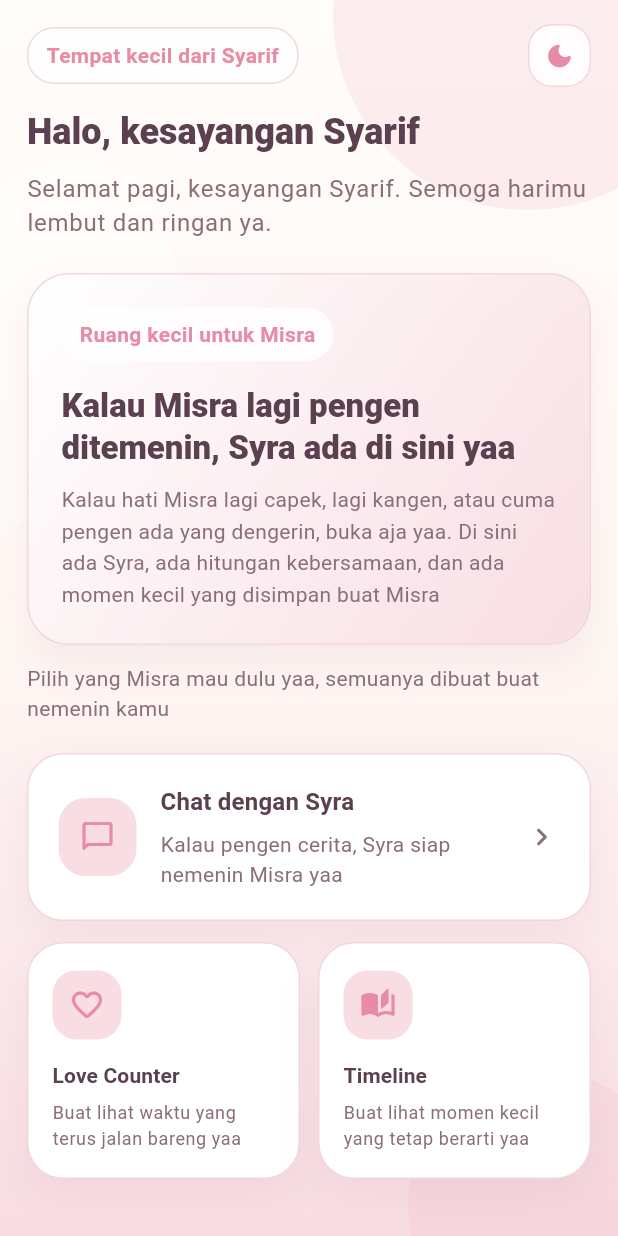
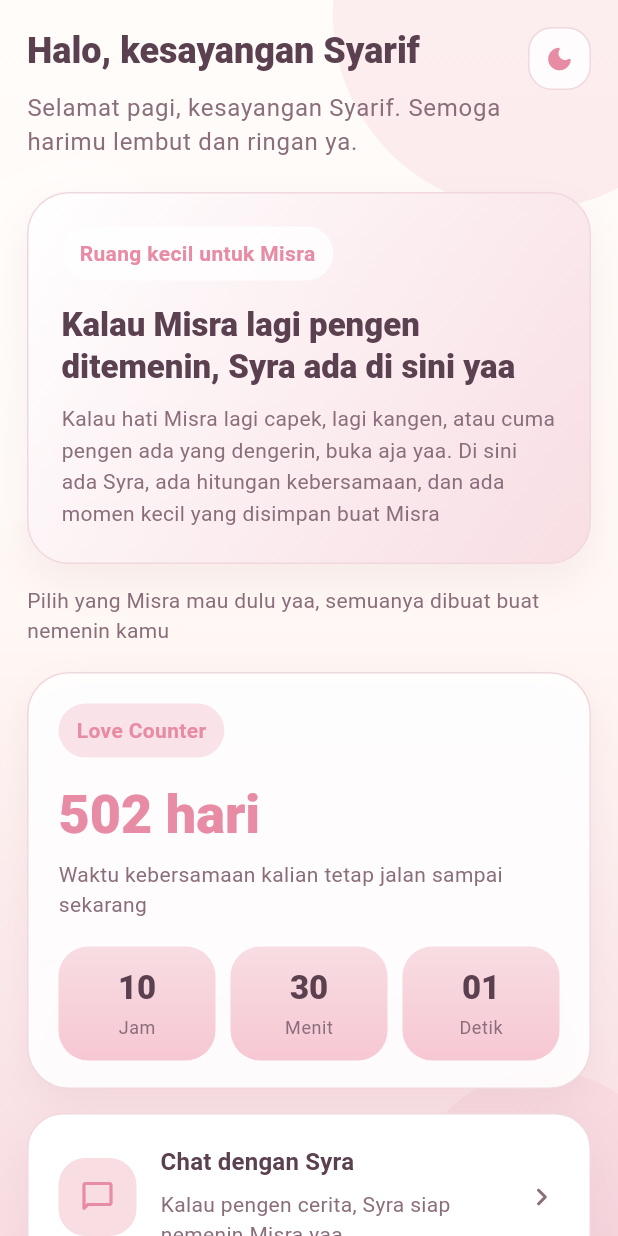
Before and after one commit to Sarif-rex/formisra, a Flutter app: the HomePage screen opened by its route, on a phone screen of 412 x 824 dp. Run offline on Flutter 3.47's test engine with Material 3 defaults, Android fonts, the phone set to English and light mode, and no system bars; our stand-ins replace shared_preferences; accounts and stored records are empty.

Commit message:
Move love counter to home

```diff
--- a/lib/pages/home_page.dart
+++ b/lib/pages/home_page.dart
@@ -1,61 +1,75 @@
+import 'dart:async';
+
 import 'package:flutter/material.dart';
 
 import '../core/theme/app_colors.dart';
 import '../services/greeting_service.dart';
-import '../widgets/app_card.dart';
 import '../widgets/menu_card.dart';
 import '../widgets/mobile_shell.dart';
 import '../widgets/theme_toggle_button.dart';
 import 'chat_page.dart';
-import 'love_counter_page.dart';
 import 'timeline_page.dart';
 
-class HomePage extends StatelessWidget {
+class HomePage extends StatefulWidget {
   const HomePage({super.key});
 
   static const routeName = '/home';
 
   @override
+  State<HomePage> createState() => _HomePageState();
+}
+
+class _HomePageState extends State<HomePage> {
+  static final DateTime _startedAt = DateTime(2024, 11, 1);
+
+  late Timer _timer;
+  Duration _duration = DateTime.now().difference(_startedAt);
+
+  @override
+  void initState() {
+    super.initState();
+    _timer = Timer.periodic(const Duration(seconds: 1), (_) {
+      if (!mounted) {
+        return;
+      }
+      setState(() {
+        _duration = DateTime.now().difference(_startedAt);
+      });
+    });
+  }
+
+  @override
+  void dispose() {
+    _timer.cancel();
+    super.dispose();
+  }
+
+  @override
   Widget build(BuildContext context) {
     final greeting = GreetingService.forCurrentTime(DateTime.now());
     final isDark = Theme.of(context).brightness == Brightness.dark;
+    final days = _duration.inDays;
+    final hours = _duration.inHours.remainder(24);
+    final minutes = _duration.inMinutes.remainder(60);
+    final seconds = _duration.inSeconds.remainder(60);
 
     return MobileShell(
       child: SingleChildScrollView(
-        padding: const EdgeInsets.fromLTRB(18, 16, 18, 28),
+        padding: const EdgeInsets.fromLTRB(18, 18, 18, 28),
         child: Column(
           crossAxisAlignment: CrossAxisAlignment.start,
           children: [
             Row(
+              crossAxisAlignment: CrossAxisAlignment.start,
               children: [
-                Container(
-                  padding:
-                      const EdgeInsets.symmetric(horizontal: 12, vertical: 8),
-                  decoration: BoxDecoration(
-                    color: isDark
-                        ? AppColors.darkSurfaceSoft.withValues(alpha: 0.9)
-                        : Colors.white.withValues(alpha: 0.82),
-                    borderRadius: BorderRadius.circular(18),
-                    border: Border.all(
-                      color: isDark ? AppColors.darkBorder : AppColors.border,
-                    ),
-                  ),
-                  child: Text(
-                    'Tempat kecil dari Syarif',
-                    style: TextStyle(
-                      color: isDark ? AppColors.darkRose : AppColors.rose,
-                      fontWeight: FontWeight.w700,
-                    ),
-                  ),
-                ),
-                const Spacer(),
-                const ThemeToggleButton(),
-              ],
-            ),
-            const SizedBox(height: 14),
+                Expanded(
+                  child: Column(
+                    crossAxisAlignment: CrossAxisAlignment.start,
+                    children: [
                       Text(
                         'Halo, kesayangan Syarif',
-              style: Theme.of(context).textTheme.headlineSmall?.copyWith(
+                        style:
+                            Theme.of(context).textTheme.headlineSmall?.copyWith(
                                   fontWeight: FontWeight.w800,
                                 ),
                       ),
@@ -63,10 +77,18 @@ class HomePage extends StatelessWidget {
                       Text(
                         greeting,
                         style: Theme.of(context).textTheme.bodyLarge?.copyWith(
-                    color:
-                        isDark ? AppColors.darkMutedText : AppColors.mutedText,
+                              color: isDark
+                                  ? AppColors.darkMutedText
+                                  : AppColors.mutedText,
                               height: 1.45,
                             ),
+                      ),
+                    ],
+                  ),
+                ),
+                const SizedBox(width: 12),
+                const ThemeToggleButton(),
+              ],
             ),
             const SizedBox(height: 22),
             Container(
@@ -94,7 +116,7 @@ class HomePage extends StatelessWidget {
                   BoxShadow(
                     color: isDark ? AppColors.darkShadow : AppColors.shadow,
                     blurRadius: 22,
-                    offset: Offset(0, 12),
+                    offset: const Offset(0, 12),
                   ),
                 ],
               ),
@@ -141,7 +163,7 @@ class HomePage extends StatelessWidget {
                 ],
               ),
             ),
-            const SizedBox(height: 12),
+            const SizedBox(height: 14),
             Text(
               'Pilih yang Misra mau dulu yaa, semuanya dibuat buat nemenin kamu',
               style: Theme.of(context).textTheme.bodyMedium?.copyWith(
@@ -150,7 +172,14 @@ class HomePage extends StatelessWidget {
                     height: 1.45,
                   ),
             ),
-            const SizedBox(height: 20),
+            const SizedBox(height: 18),
+            _HomeLoveCounterCard(
+              days: days,
+              hours: hours,
+              minutes: minutes,
+              seconds: seconds,
+            ),
+            const SizedBox(height: 16),
             MenuCard(
               icon: Icons.chat_bubble_outline_rounded,
               title: 'Chat dengan Syra',
@@ -160,34 +189,13 @@ class HomePage extends StatelessWidget {
               },
             ),
             const SizedBox(height: 14),
-            Row(
-              children: [
-                Expanded(
-                  child: _MiniHomeCard(
-                    icon: Icons.favorite_border_rounded,
-                    title: 'Love Counter',
-                    subtitle: 'Buat lihat waktu yang terus jalan bareng yaa',
-                    onTap: () {
-                      Navigator.of(context).pushNamed(
-                        LoveCounterPage.routeName,
-                      );
-                    },
-                  ),
-                ),
-                const SizedBox(width: 12),
-                Expanded(
-                  child: _MiniHomeCard(
+            MenuCard(
               icon: Icons.auto_stories_rounded,
               title: 'Timeline',
-                    subtitle: 'Buat lihat momen kecil yang tetap berarti yaa',
+              subtitle: 'Buat lihat momen kecil yang tetap berarti',
               onTap: () {
-                      Navigator.of(context).pushNamed(
-                        TimelinePage.routeName,
-                      );
+                Navigator.of(context).pushNamed(TimelinePage.routeName);
               },
-                  ),
-                ),
-              ],
             ),
           ],
         ),
@@ -196,68 +204,149 @@ class HomePage extends StatelessWidget {
   }
 }
 
-class _MiniHomeCard extends StatelessWidget {
-  const _MiniHomeCard({
-    required this.icon,
-    required this.title,
-    required this.subtitle,
-    required this.onTap,
+class _HomeLoveCounterCard extends StatelessWidget {
+  const _HomeLoveCounterCard({
+    required this.days,
+    required this.hours,
+    required this.minutes,
+    required this.seconds,
   });
 
-  final IconData icon;
-  final String title;
-  final String subtitle;
-  final VoidCallback onTap;
+  final int days;
+  final int hours;
+  final int minutes;
+  final int seconds;
 
   @override
   Widget build(BuildContext context) {
     final isDark = Theme.of(context).brightness == Brightness.dark;
 
-    return Material(
-      color: Colors.transparent,
-      child: InkWell(
-        onTap: onTap,
-        borderRadius: BorderRadius.circular(24),
-        child: AppCard(
-          padding: const EdgeInsets.fromLTRB(16, 18, 16, 18),
+    return Container(
+      width: double.infinity,
+      padding: const EdgeInsets.fromLTRB(20, 20, 20, 18),
+      decoration: BoxDecoration(
+        color: isDark
+            ? AppColors.darkSurface.withValues(alpha: 0.95)
+            : Colors.white.withValues(alpha: 0.9),
+        borderRadius: BorderRadius.circular(28),
+        border: Border.all(
+          color: isDark ? AppColors.darkBorder : AppColors.border,
+        ),
+        boxShadow: [
+          BoxShadow(
+            color: isDark ? AppColors.darkShadow : AppColors.shadow,
+            blurRadius: 20,
+            offset: const Offset(0, 10),
+          ),
+        ],
+      ),
       child: Column(
         crossAxisAlignment: CrossAxisAlignment.start,
         children: [
           Container(
-                width: 46,
-                height: 46,
+            padding: const EdgeInsets.symmetric(horizontal: 12, vertical: 8),
             decoration: BoxDecoration(
               color: isDark
-                      ? AppColors.darkSurfaceSoft
-                      : AppColors.blush,
-                  borderRadius: BorderRadius.circular(16),
+                  ? AppColors.darkSurfaceSoft.withValues(alpha: 0.9)
+                  : AppColors.blush.withValues(alpha: 0.8),
+              borderRadius: BorderRadius.circular(18),
             ),
-                child: Icon(
-                  icon,
+            child: Text(
+              'Love Counter',
+              style: TextStyle(
+                color: isDark ? AppColors.darkRose : AppColors.rose,
+                fontWeight: FontWeight.w700,
+              ),
+            ),
+          ),
+          const SizedBox(height: 16),
+          Text(
+            '$days hari',
+            style: Theme.of(context).textTheme.displaySmall?.copyWith(
+                  fontWeight: FontWeight.w800,
                   color: isDark ? AppColors.darkRose : AppColors.rose,
                 ),
           ),
-              const SizedBox(height: 14),
+          const SizedBox(height: 8),
           Text(
-                title,
-                style: Theme.of(context).textTheme.titleSmall?.copyWith(
-                      fontWeight: FontWeight.w700,
+            'Waktu kebersamaan kalian tetap jalan sampai sekarang',
+            style: Theme.of(context).textTheme.bodyMedium?.copyWith(
+                  color:
+                      isDark ? AppColors.darkMutedText : AppColors.mutedText,
+                  height: 1.45,
                 ),
           ),
-              const SizedBox(height: 6),
+          const SizedBox(height: 18),
+          Row(
+            children: [
+              Expanded(
+                child: _HomeCounterChip(label: 'Jam', value: hours),
+              ),
+              const SizedBox(width: 10),
+              Expanded(
+                child: _HomeCounterChip(label: 'Menit', value: minutes),
+              ),
+              const SizedBox(width: 10),
+              Expanded(
+                child: _HomeCounterChip(label: 'Detik', value: seconds),
+              ),
+            ],
+          ),
+        ],
+      ),
+    );
+  }
+}
+
+class _HomeCounterChip extends StatelessWidget {
+  const _HomeCounterChip({
+    required this.label,
+    required this.value,
+  });
+
+  final String label;
+  final int value;
+
+  @override
+  Widget build(BuildContext context) {
+    final isDark = Theme.of(context).brightness == Brightness.dark;
+
+    return Container(
+      padding: const EdgeInsets.symmetric(vertical: 14),
+      decoration: BoxDecoration(
+        gradient: LinearGradient(
+          colors: isDark
+              ? [
+                  AppColors.darkSurfaceSoft,
+                  AppColors.darkBorder,
+                ]
+              : [
+                  AppColors.blush,
+                  AppColors.softPink.withValues(alpha: 0.95),
+                ],
+          begin: Alignment.topCenter,
+          end: Alignment.bottomCenter,
+        ),
+        borderRadius: BorderRadius.circular(20),
+      ),
+      child: Column(
+        children: [
           Text(
-                subtitle,
+            value.toString().padLeft(2, '0'),
+            style: Theme.of(context).textTheme.titleLarge?.copyWith(
+                  fontWeight: FontWeight.w800,
+                ),
+          ),
+          const SizedBox(height: 4),
+          Text(
+            label,
             style: Theme.of(context).textTheme.bodySmall?.copyWith(
-                      color: isDark
-                          ? AppColors.darkMutedText
-                          : AppColors.mutedText,
-                      height: 1.4,
+                  color:
+                      isDark ? AppColors.darkMutedText : AppColors.mutedText,
                 ),
           ),
         ],
       ),
-        ),
-      ),
     );
   }
 }
```
Lines whose indentation alone changed are shown as unchanged.
